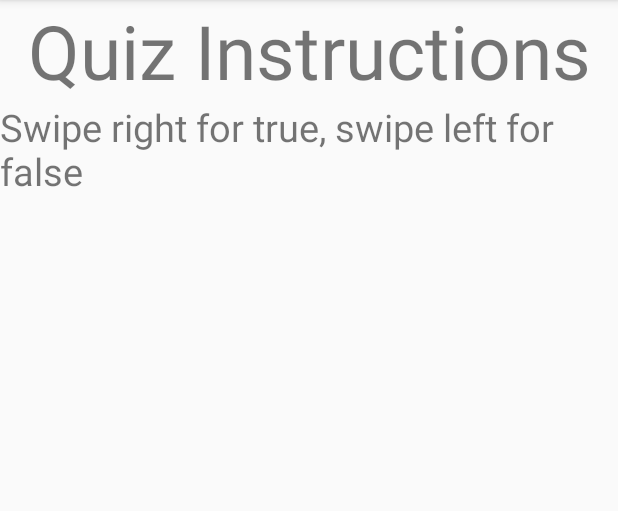
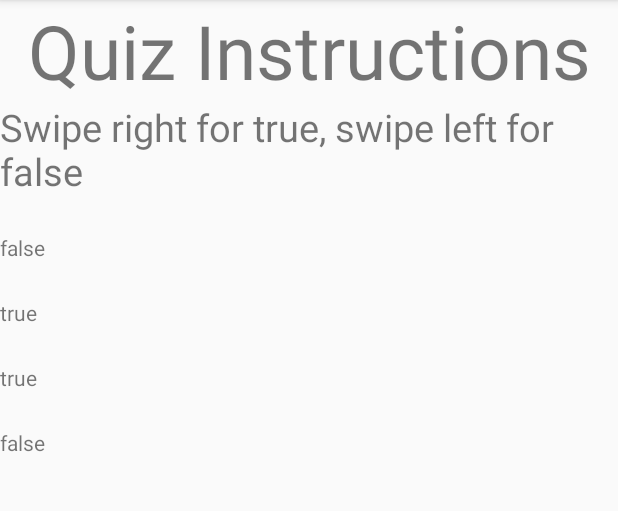
Before and after one commit to OscarOosterling/MadLevel2Task2, an Android app: the screen it shows after launch (MainActivity), on a phone screen of 412 x 824 dp, the part 84-595 px from its top. Run offline under Robolectric (Android 15) with nearby library versions, the phone set to English and light mode, and no system bars.

```diff
--- a/app/build.gradle
+++ b/app/build.gradle
@@ -34,6 +34,7 @@ dependencies {
     implementation 'androidx.appcompat:appcompat:1.2.0'
     implementation 'androidx.constraintlayout:constraintlayout:2.0.1'
     implementation 'androidx.recyclerview:recyclerview:1.1.0'
+    implementation 'com.google.android.material:material:1.2.1'
     testImplementation 'junit:junit:4.12'
     androidTestImplementation 'androidx.test.ext:junit:1.1.2'
     androidTestImplementation 'androidx.test.espresso:espresso-core:3.3.0'
--- a/app/src/main/java/com/example/madlevel2task2/MainActivity.kt
+++ b/app/src/main/java/com/example/madlevel2task2/MainActivity.kt
@@ -1,9 +1,15 @@
 package com.example.madlevel2task2
 
+import android.content.ClipData
 import androidx.appcompat.app.AppCompatActivity
 import android.os.Bundle
 import android.view.LayoutInflater
+import androidx.recyclerview.widget.ItemTouchHelper
+import androidx.recyclerview.widget.LinearLayoutManager
+import androidx.recyclerview.widget.RecyclerView
 import com.example.madlevel2task2.databinding.ActivityMainBinding
+import com.google.android.material.snackbar.Snackbar
+import kotlinx.android.synthetic.main.activity_main.*
 
 class MainActivity : AppCompatActivity() {
 
@@ -21,6 +27,48 @@ class MainActivity : AppCompatActivity() {
     }
 
     private fun initViews() {
+        binding.rvQuestions.layoutManager = LinearLayoutManager(this@MainActivity,RecyclerView.VERTICAL,false)
+        binding.rvQuestions.adapter = questionAdapter
+        questions.add(Question("false",false))
+        questions.add(Question("true",true))
+        questions.add(Question("true",true))
+        questions.add(Question("false",false))
+        questionAdapter.notifyDataSetChanged()
+        CreateItemTouchHelper().attachToRecyclerView(rvQuestions)
+        //binding.rvQuestions.addItemDecoration(DividerItemDecoration(this@MainActivity, DividerItemDecoration.VERTICAL))
+    }
 
+    private fun CreateItemTouchHelper():ItemTouchHelper{
+        val callback = object:ItemTouchHelper.SimpleCallback(0, ItemTouchHelper.LEFT or ItemTouchHelper.RIGHT){
+            override fun onMove(
+                recyclerView: RecyclerView,
+                viewHolder: RecyclerView.ViewHolder,
+                target: RecyclerView.ViewHolder
+            ): Boolean {
+                return false
+            }
+
+            override fun onSwiped(viewHolder: RecyclerView.ViewHolder, direction: Int) {
+                val position = viewHolder.adapterPosition
+                if(direction == ItemTouchHelper.RIGHT){
+                if(questions[position].answer){
+                questions.removeAt(position)
+                }else{
+                    Snackbar.make(rvQuestions,"wrong answer(right)",Snackbar.LENGTH_SHORT).show()
+                }}
+                if(direction == ItemTouchHelper.LEFT){
+                    if(!questions[position].answer){
+                        questions.removeAt(position)
+                    } else{
+                        Snackbar.make(rvQuestions,"wrong answer(left)",Snackbar.LENGTH_SHORT).show()
+                    }
+                }
+                questionAdapter.notifyDataSetChanged()
+
+            }
+
+        }
+
+        return ItemTouchHelper(callback)
     }
 }
--- a/app/src/main/java/com/example/madlevel2task2/Question.kt
+++ b/app/src/main/java/com/example/madlevel2task2/Question.kt
@@ -1,5 +1,6 @@
 package com.example.madlevel2task2
 
 data class Question(
-    var questionText:String
+    var questionText:String,
+    var answer:Boolean
 )
--- a/app/src/main/res/layout/activity_main.xml
+++ b/app/src/main/res/layout/activity_main.xml
@@ -34,7 +34,6 @@
         android:layout_height="0dp"
         app:layout_constraintBottom_toBottomOf="parent"
         app:layout_constraintEnd_toEndOf="parent"
-        app:layout_constraintHorizontal_bias="0.0"
         app:layout_constraintStart_toStartOf="parent"
         app:layout_constraintTop_toBottomOf="@+id/textView2" />
 
--- a/app/src/main/res/layout/item_question.xml
+++ b/app/src/main/res/layout/item_question.xml
@@ -3,14 +3,15 @@
     xmlns:android="http://schemas.android.com/apk/res/android"
     xmlns:app="http://schemas.android.com/apk/res-auto"
     xmlns:tools="http://schemas.android.com/tools"
-    android:layout_width="match_parent"
-    android:layout_height="match_parent">
+    android:layout_width="wrap_content"
+    android:layout_height="wrap_content">
 
     <TextView
         android:id="@+id/tvQuestion"
-        android:layout_width="0dp"
+        android:layout_width="wrap_content"
         android:layout_height="wrap_content"
         android:text="TextView"
+        android:layout_marginTop="24dp"
         app:layout_constraintBottom_toBottomOf="parent"
         app:layout_constraintEnd_toEndOf="parent"
         app:layout_constraintStart_toStartOf="parent"
```
